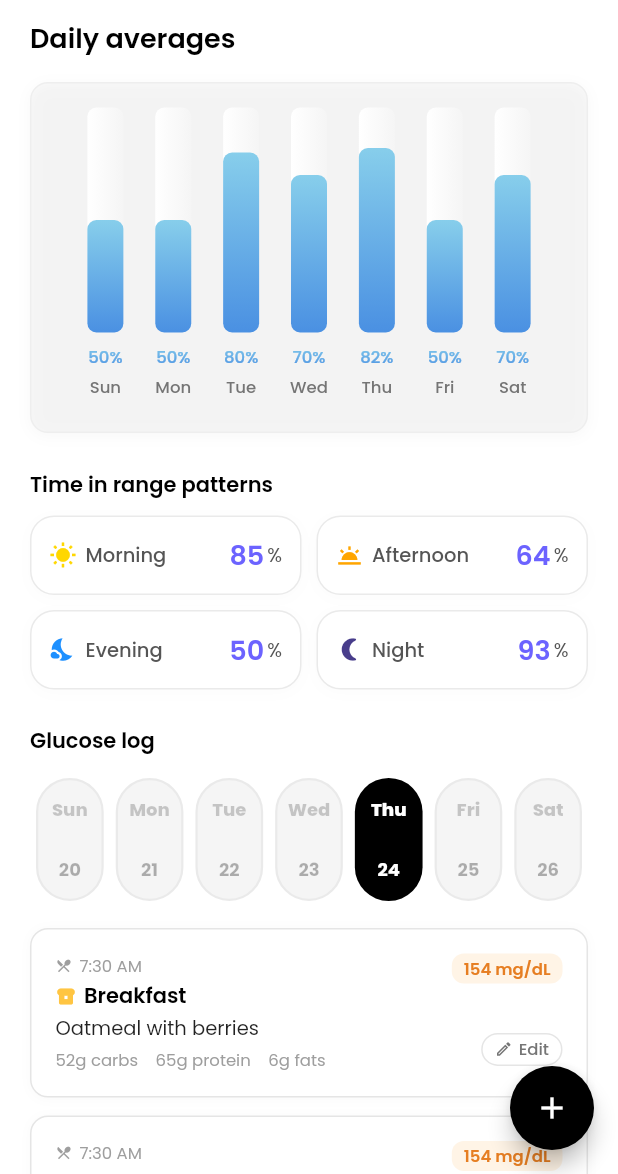
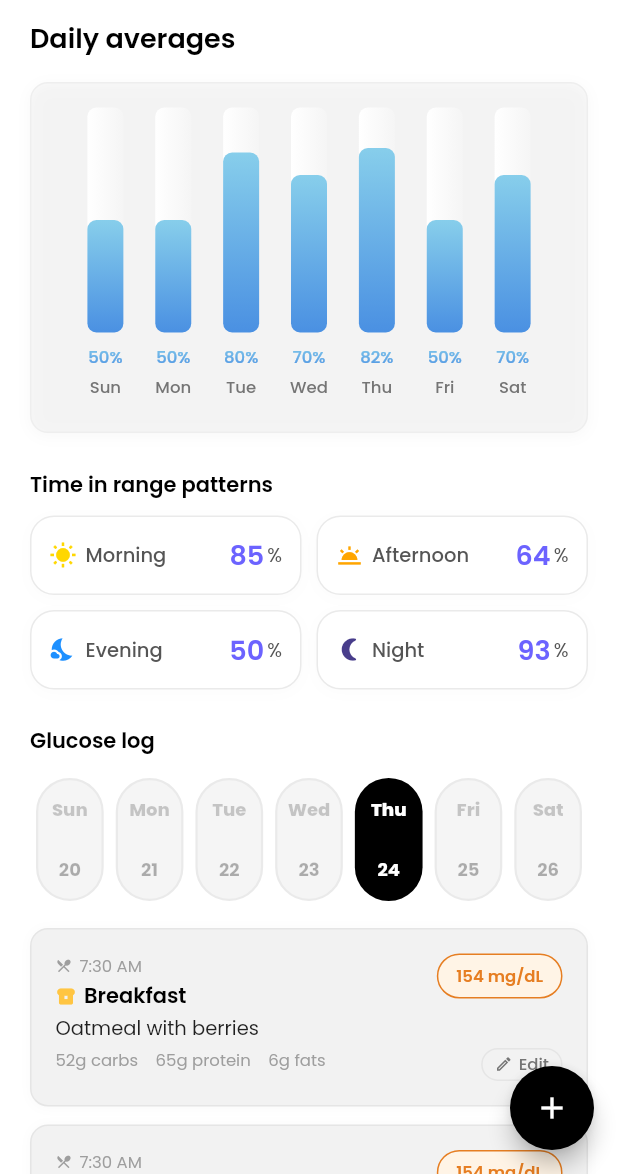
Before and after one commit to hamzaali265/ui_screens, a Flutter app: the screen it shows after launch, scrolled down 576 dp, on a phone screen of 412 x 824 dp, the part 62-1236 px from its top. Run offline on Flutter 3.47's test engine with Material 3 defaults, Android fonts, the phone set to English and light mode, and no system bars; drawn by our look-alikes of fl_chart, table_calendar; our stand-ins replace google_fonts.

Commit message:
tag adjusted

```diff
--- a/lib/widgets/log_entry.dart
+++ b/lib/widgets/log_entry.dart
@@ -10,7 +10,7 @@ class LogEntry extends StatelessWidget {
       margin: const EdgeInsets.only(bottom: 12),
       padding: const EdgeInsets.all(16),
       decoration: BoxDecoration(
-        color: Colors.white,
+        color: Color(0xffF2F2F2),
         borderRadius: BorderRadius.circular(12),
         border: Border.all(color: const Color(0xFFE5E5E5)),
         boxShadow: [
@@ -24,7 +24,6 @@ class LogEntry extends StatelessWidget {
       child: Row(
         crossAxisAlignment: CrossAxisAlignment.start,
         children: [
-          // Content
           Expanded(
             child: Column(
               crossAxisAlignment: CrossAxisAlignment.start,
@@ -50,16 +49,6 @@ class LogEntry extends StatelessWidget {
                 const SizedBox(height: 2),
                 Row(
                   children: [
-                    // Icon
-                    // Container(
-                    //   width: 6,
-                    //   height: 6,
-                    //   margin: const EdgeInsets.only(top: 20),
-                    //   decoration: const BoxDecoration(
-                    //     color: Color(0xFFFFC542),
-                    //     shape: BoxShape.circle,
-                    //   ),
-                    // ),
                     Icon(
                       Icons.breakfast_dining,
                       size: 14,
@@ -97,15 +86,18 @@ class LogEntry extends StatelessWidget {
               ],
             ),
           ),
-          // Right side
           Column(
             crossAxisAlignment: CrossAxisAlignment.end,
             children: [
               Container(
-                padding: const EdgeInsets.symmetric(horizontal: 8, vertical: 2),
+                padding: const EdgeInsets.symmetric(
+                  horizontal: 12,
+                  vertical: 6,
+                ),
                 decoration: BoxDecoration(
                   color: const Color(0xFFFFF4E6),
-                  borderRadius: BorderRadius.circular(8),
+                  borderRadius: BorderRadius.circular(100),
+                  border: Border.all(color: const Color(0xFFE67E22), width: 1),
                 ),
                 child: Text(
                   '154 mg/dL',
```
